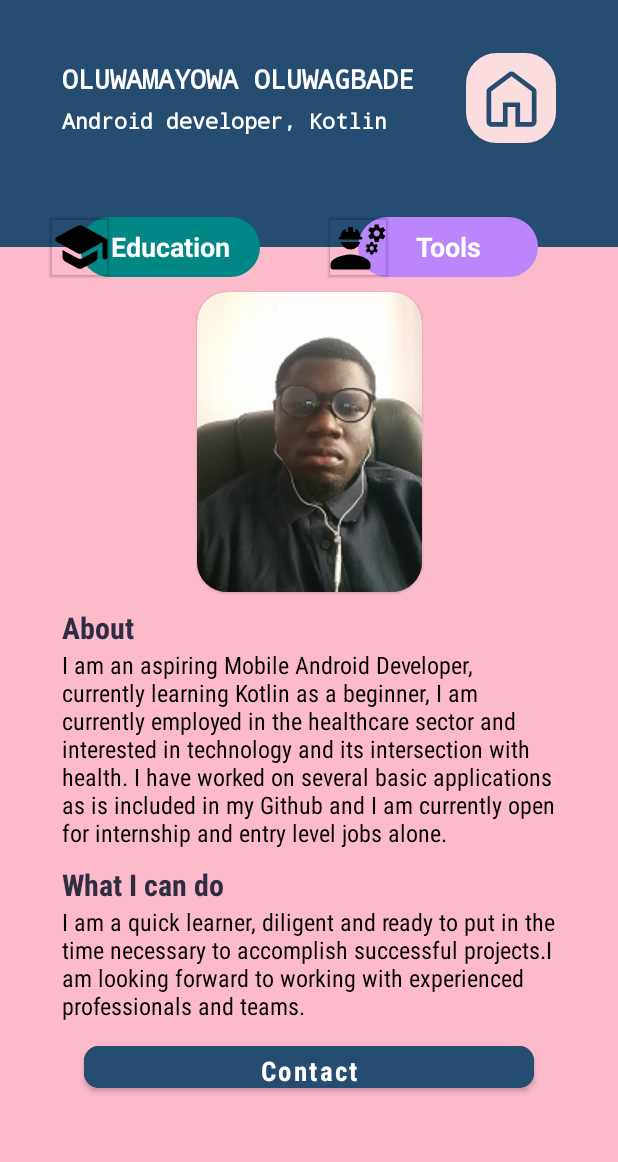
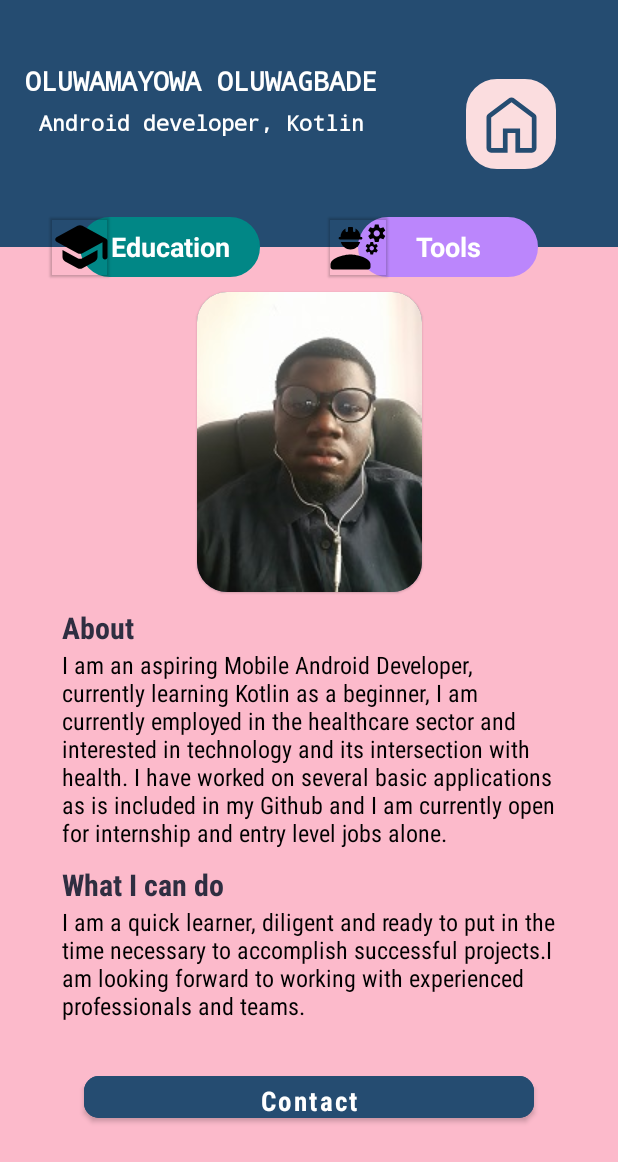
Before and after one commit to gitstoic/MyResumeApp, an Android app: the screen it shows after launch (MainActivity), on a phone screen of 412 x 824 dp. Shown: the top 1162 px of the screen. Run offline under Robolectric (Android 15) with nearby library versions, the phone set to English and light mode, and no system bars.

Commit message:
second commit to improve adaptability

```diff
--- a/app/src/main/res/layout/activity_main.xml
+++ b/app/src/main/res/layout/activity_main.xml
@@ -3,9 +3,9 @@
     xmlns:app="http://schemas.android.com/apk/res-auto"
     xmlns:tools="http://schemas.android.com/tools"
     android:layout_width="match_parent"
+    android:layout_height="match_parent"
     android:background="@color/pink_500"
     android:fillViewport="true"
-    android:layout_height="match_parent"
     tools:context=".MainActivity">
 
     <androidx.constraintlayout.widget.ConstraintLayout
@@ -17,170 +17,176 @@
             android:layout_width="wrap_content"
             android:layout_height="wrap_content"
             android:orientation="vertical"
-     app:layout_constraintGuide_percent="0.1"/>
+            app:layout_constraintGuide_percent="0.1" />
 
         <androidx.constraintlayout.widget.Guideline
             android:id="@+id/guide2"
             android:layout_width="wrap_content"
             android:layout_height="wrap_content"
             android:orientation="vertical"
-     app:layout_constraintGuide_percent="0.45"/>
+            app:layout_constraintGuide_percent="0.45" />
 
         <androidx.constraintlayout.widget.Guideline
             android:id="@+id/guide3"
             android:layout_width="wrap_content"
             android:layout_height="wrap_content"
             android:orientation="vertical"
-     app:layout_constraintGuide_percent="0.55"/>
+            app:layout_constraintGuide_percent="0.55" />
 
         <androidx.constraintlayout.widget.Guideline
             android:id="@+id/guide4"
             android:layout_width="wrap_content"
             android:layout_height="wrap_content"
             android:orientation="vertical"
-     app:layout_constraintGuide_percent="0.9"/>
+            app:layout_constraintGuide_percent="0.9" />
 
         <androidx.constraintlayout.widget.Guideline
             android:id="@+id/guide6"
             android:layout_width="wrap_content"
             android:layout_height="wrap_content"
             android:orientation="horizontal"
-      app:layout_constraintGuide_percent="0.2"
-      />
+            app:layout_constraintGuide_percent="0.2" />
 
+        <androidx.constraintlayout.widget.Guideline
+            android:id="@+id/guide15"
+            android:layout_width="wrap_content"
+            android:layout_height="wrap_content"
+            android:orientation="horizontal"
+            app:layout_constraintGuide_percent="0.08" />
 
 
         <ImageView
             android:id="@+id/name_holder"
             android:layout_width="match_parent"
             android:layout_height="0dp"
+            android:layout_marginTop="0dp"
+            android:background="@color/blue_200"
+            android:contentDescription="@string/todo"
             app:cardCornerRadius="10dp"
-     android:background="@color/blue_200"
+            app:layout_constraintBottom_toTopOf="@id/guide6"
+            app:layout_constraintEnd_toEndOf="parent"
             app:layout_constraintStart_toStartOf="parent"
-     app:layout_constraintEnd_toEndOf="parent"
-     app:layout_constraintTop_toTopOf="parent"
-     android:layout_marginTop="0dp"
-     app:layout_constraintBottom_toTopOf="@id/guide6"
-     android:contentDescription="@string/todo" />
+            app:layout_constraintTop_toTopOf="parent" />
 
         <TextView
             android:id="@+id/name"
             android:layout_width="wrap_content"
             android:layout_height="wrap_content"
+            android:fontFamily="monospace"
+            android:text="@string/oluwamayowa_oluwagbade0"
+            android:textAllCaps="true"
+            android:textColor="@color/white"
             android:textSize="18sp"
-     android:fontFamily="monospace"
             android:textStyle="bold"
-     android:text="@string/oluwamayowa_oluwagbade0"
-     android:textColor="@color/white"
-     android:textAllCaps="true"
-     android:layout_marginTop="40dp"
-     app:layout_constraintStart_toStartOf="@id/guide1"
-     app:layout_constraintTop_toTopOf="parent"
-     />
+            app:layout_constraintBottom_toTopOf="@id/guide15"
+            app:layout_constraintEnd_toEndOf="@id/guide3"
+            app:layout_constraintStart_toStartOf="@id/guide1" />
+
         <TextView
             android:id="@+id/role"
             android:layout_width="wrap_content"
             android:layout_height="wrap_content"
+            android:layout_marginTop="6dp"
+            android:fontFamily="monospace"
+            android:text="@string/android_developer_kotlin0"
+            android:textAllCaps="false"
+            android:textColor="@color/white"
             android:textSize="14sp"
-     android:fontFamily="monospace"
             android:textStyle="bold"
-     android:text="@string/android_developer_kotlin0"
-     android:textColor="@color/white"
-     android:textAllCaps="false"
-     android:layout_marginTop="6dp"
+            app:layout_constraintEnd_toEndOf="@id/guide3"
             app:layout_constraintStart_toStartOf="@id/guide1"
-     app:layout_constraintTop_toBottomOf="@id/name"
-     />
+            app:layout_constraintTop_toBottomOf="@id/name" />
 
         <ImageButton
             android:layout_width="60dp"
             android:layout_height="60dp"
             android:background="@drawable/rounded_corner"
             android:backgroundTint="@color/pink_200"
+            android:contentDescription="@string/todow"
             android:src="@drawable/ic_homepage"
-     app:layout_constraintBottom_toBottomOf="@id/role"
+            app:layout_constraintBottom_toBottomOf="@id/guide6"
             app:layout_constraintEnd_toEndOf="@id/guide4"
-     app:layout_constraintTop_toTopOf="@id/name"
+            app:layout_constraintTop_toTopOf="parent"
             app:tint="@color/blue_200"
-     tools:ignore="SpeakableTextPresentCheck"
-     android:contentDescription="@string/todow" />
+            tools:ignore="SpeakableTextPresentCheck" />
 
 
         <com.google.android.material.imageview.ShapeableImageView
             android:layout_width="0dp"
             android:layout_height="0dp"
+            android:elevation="1dp"
+            app:layout_constraintBottom_toBottomOf="@id/education"
             app:layout_constraintDimensionRatio="1:1"
-     android:elevation="1dp"
-     app:srcCompat="@drawable/ic_education"
+            app:layout_constraintEnd_toStartOf="@id/education"
             app:layout_constraintStart_toStartOf="@id/education"
-     app:layout_constraintEnd_toStartOf="@id/education"
             app:layout_constraintTop_toTopOf="@id/education"
-     app:layout_constraintBottom_toBottomOf="@id/education"/>
+            app:srcCompat="@drawable/ic_education" />
 
         <com.google.android.material.textview.MaterialTextView
             android:id="@+id/education"
-     android:backgroundTint="@color/teal_700"
             android:layout_width="0dp"
-     app:layout_constraintDimensionRatio="3:1"
             android:layout_height="40dp"
             android:background="@drawable/rounded_corner"
+            android:backgroundTint="@color/teal_700"
+            android:gravity="center"
+            android:text="@string/education0"
+            android:textColor="@color/white"
             android:textSize="18sp"
-     android:textColor="@color/white"
-     android:gravity="center"
             android:textStyle="bold"
-     android:text="@string/education0"
-     app:layout_constraintTop_toBottomOf="@id/name_holder"
             app:layout_constraintBottom_toBottomOf="@id/name_holder"
+            app:layout_constraintDimensionRatio="3:1"
+            app:layout_constraintEnd_toStartOf="@id/guide2"
             app:layout_constraintStart_toStartOf="@id/guide1"
-     app:layout_constraintEnd_toStartOf="@id/guide2"/>
+            app:layout_constraintTop_toBottomOf="@id/name_holder" />
 
 
         <com.google.android.material.imageview.ShapeableImageView
             android:layout_width="0dp"
             android:layout_height="0dp"
+            android:elevation="1dp"
+            app:layout_constraintBottom_toBottomOf="@id/tools"
             app:layout_constraintDimensionRatio="1:1"
-     android:elevation="1dp"
-     app:srcCompat="@drawable/ic_skills"
+            app:layout_constraintEnd_toStartOf="@id/tools"
             app:layout_constraintStart_toStartOf="@id/tools"
-     app:layout_constraintEnd_toStartOf="@id/tools"
             app:layout_constraintTop_toTopOf="@id/tools"
-     app:layout_constraintBottom_toBottomOf="@id/tools"/>
+            app:srcCompat="@drawable/ic_skills" />
 
 
         <com.google.android.material.textview.MaterialTextView
             android:id="@+id/tools"
-     android:backgroundTint="@color/purple_200"
             android:layout_width="0dp"
-     app:layout_constraintDimensionRatio="3:1"
             android:layout_height="40dp"
             android:background="@drawable/rounded_corner"
+            android:backgroundTint="@color/purple_200"
+            android:gravity="center"
+            android:text="@string/tools"
+            android:textColor="@color/white"
             android:textSize="18sp"
-     android:textColor="@color/white"
-     android:gravity="center"
             android:textStyle="bold"
-     android:text="@string/tools"
-     app:layout_constraintTop_toBottomOf="@id/name_holder"
             app:layout_constraintBottom_toBottomOf="@id/name_holder"
+            app:layout_constraintDimensionRatio="3:1"
+            app:layout_constraintEnd_toStartOf="@id/guide4"
             app:layout_constraintStart_toStartOf="@id/guide3"
-     app:layout_constraintEnd_toStartOf="@id/guide4"/>
+            app:layout_constraintTop_toBottomOf="@id/name_holder" />
 
         <com.google.android.material.card.MaterialCardView
             android:id="@+id/pfp_holder"
             android:layout_width="wrap_content"
             android:layout_height="wrap_content"
+            android:layout_marginTop="30dp"
             android:backgroundTint="@color/blue_200"
+            android:src="@drawable/pfp"
             app:cardCornerRadius="20dp"
-     android:layout_marginTop="30dp"
-     app:layout_constraintTop_toBottomOf="@id/name_holder"
+            app:layout_constraintEnd_toStartOf="@id/guide4"
             app:layout_constraintStart_toEndOf="@id/guide1"
-     app:layout_constraintEnd_toStartOf="@id/guide4"
-     android:src="@drawable/pfp">
+            app:layout_constraintTop_toBottomOf="@id/name_holder">
+
             <ImageView
                 android:layout_width="wrap_content"
                 android:layout_height="wrap_content"
+                android:contentDescription="@string/todoe"
                 android:scaleType="centerCrop"
-      android:src="@drawable/pfp"
-      android:contentDescription="@string/todoe" />
+                android:src="@drawable/pfp" />
         </com.google.android.material.card.MaterialCardView>
 
 
@@ -188,73 +194,69 @@
             android:id="@+id/About"
             android:layout_width="wrap_content"
             android:layout_height="wrap_content"
-     android:textSize="20sp"
+            android:layout_marginTop="10dp"
             android:fontFamily="sans-serif-condensed"
-     android:textStyle="bold"
             android:text="@string/about"
             android:textAlignment="viewStart"
+            android:textAllCaps="false"
             android:textColor="#2F2E41"
-     android:textAllCaps="false"
-     android:layout_marginTop="10dp"
-     app:layout_constraintTop_toBottomOf="@id/pfp_holder"
+            android:textSize="20sp"
+            android:textStyle="bold"
             app:layout_constraintStart_toStartOf="@id/guide1"
-     />
+            app:layout_constraintTop_toBottomOf="@id/pfp_holder" />
 
         <TextView
             android:id="@+id/description_txt"
             android:layout_width="0dp"
+            android:layout_height="wrap_content"
             android:layout_marginTop="0dp"
-     android:layout_height="wrap_content"
-     android:textSize="16sp"
             android:fontFamily="sans-serif-condensed"
-     android:textStyle="normal"
             android:text="@string/i_am_currently_learning_kotlin_as_primary_language_of_use_i_have_worked_on_several_basic_applications_as_is_included_in_my_github_and_i_am_open_for_collaborations_do_click_on_the_button_below_to_reach_out_to_me"
             android:textAlignment="viewStart"
+            android:textAllCaps="false"
             android:textColor="@color/black"
-     android:textAllCaps="false"
+            android:textSize="16sp"
+            android:textStyle="normal"
+            app:layout_constraintEnd_toEndOf="@id/guide4"
             app:layout_constraintStart_toStartOf="@id/guide1"
-     app:layout_constraintEnd_toEndOf="@id/guide4"
-     app:layout_constraintTop_toBottomOf="@id/About"
-     />
+            app:layout_constraintTop_toBottomOf="@id/About" />
 
         <TextView
             android:id="@+id/to_do"
             android:layout_width="wrap_content"
             android:layout_height="wrap_content"
-     android:textSize="20sp"
+            android:layout_marginTop="10dp"
             android:fontFamily="sans-serif-condensed"
-     android:textStyle="bold"
             android:text="@string/what_i_can_do"
             android:textAlignment="viewStart"
+            android:textAllCaps="false"
             android:textColor="#2F2E41"
-     android:textAllCaps="false"
-     android:layout_marginTop="10dp"
-     app:layout_constraintTop_toBottomOf="@id/description_txt"
+            android:textSize="20sp"
+            android:textStyle="bold"
             app:layout_constraintStart_toStartOf="@id/guide1"
-     />
+            app:layout_constraintTop_toBottomOf="@id/description_txt" />
 
         <TextView
             android:id="@+id/description2_txt"
             android:layout_width="0dp"
             android:layout_height="wrap_content"
-     android:textSize="16sp"
             android:layout_marginTop="0dp"
             android:fontFamily="sans-serif-condensed"
-     android:textStyle="normal"
             android:text="@string/i_am_a_quick_learner_diligent_and_ready_to_put_in_the_time_necessary_to_accomplish_successful_projects_i_am_looking_forward_to_working_with_experienced_professionals_and_teams"
             android:textAlignment="viewStart"
+            android:textAllCaps="false"
             android:textColor="@color/black"
-     android:textAllCaps="false"
+            android:textSize="16sp"
+            android:textStyle="normal"
+            app:layout_constraintEnd_toEndOf="@id/guide4"
             app:layout_constraintStart_toStartOf="@id/guide1"
-     app:layout_constraintEnd_toEndOf="@id/guide4"
-     app:layout_constraintTop_toBottomOf="@id/to_do"
-     />
+            app:layout_constraintTop_toBottomOf="@id/to_do" />
 
         <com.google.android.material.button.MaterialButton
             android:id="@+id/contact_button"
             android:layout_width="0dp"
             android:layout_height="40dp"
-      android:layout_marginTop="10dp"
+            android:layout_marginTop="30dp"
             android:backgroundTint="@color/blue_200"
             android:fontFamily="sans-serif-condensed-medium"
             android:text="@string/contact"
--- a/app/src/main/res/values/strings.xml
+++ b/app/src/main/res/values/strings.xml
@@ -66,4 +66,6 @@
     <string name="todoo">TODOo</string>
     <string name="i_am_a_quick_learner_diligent_and_ready_to_put_in_the_time_necessary_to_accomplish_successful_projects_i_am_looking_forward_to_working_with_experienced_professionals_and_teams">I am a quick learner, diligent and ready to put in the time necessary to accomplish successful projects.I am looking forward to working with experienced professionals and teams.</string>
     <string name="what_i_can_do">What I can do</string>
+    <string name="tools000">Tools</string>
+    <string name="tools00000">Tools</string>
 </resources>
```
Also changed, not shown: app/src/main/res/layout/activity_contact_page.xml (+14 -6 lines), app/src/main/res/layout/activity_education_page.xml (+24 -8 lines), app/src/main/res/layout/activity_tools_page.xml (+18 -9 lines). Lines whose indentation alone changed are shown as unchanged.
